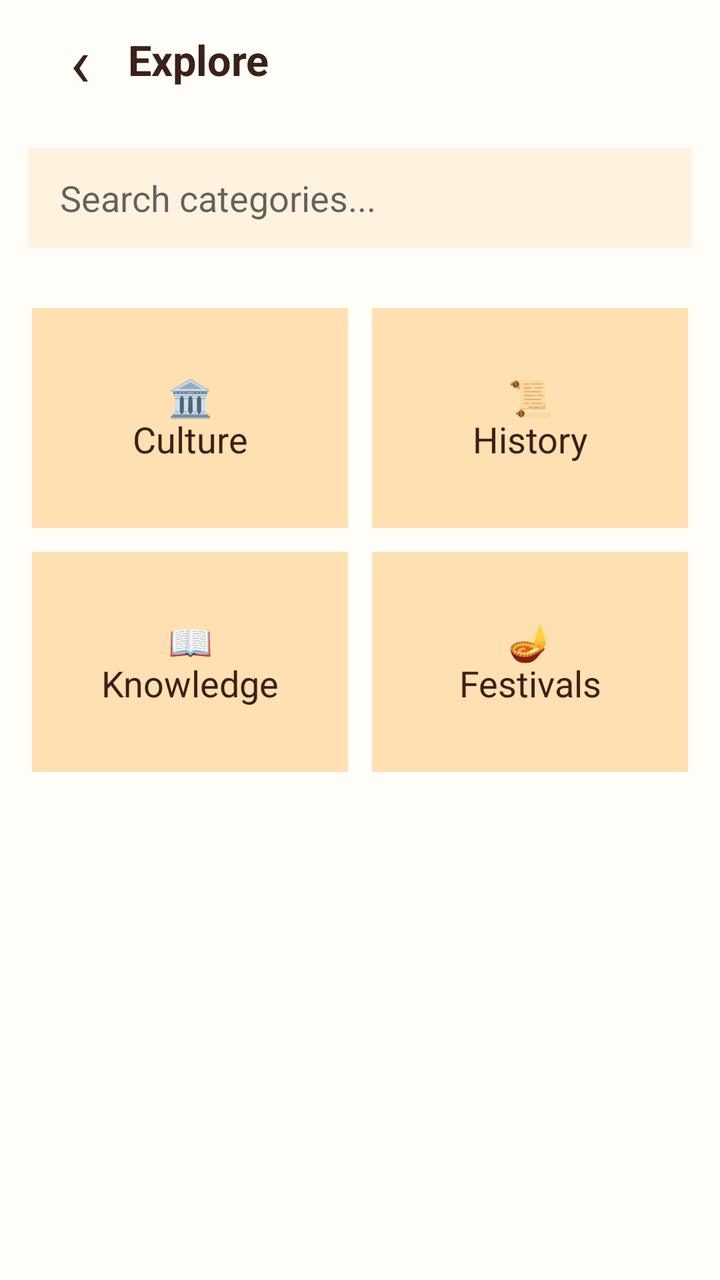
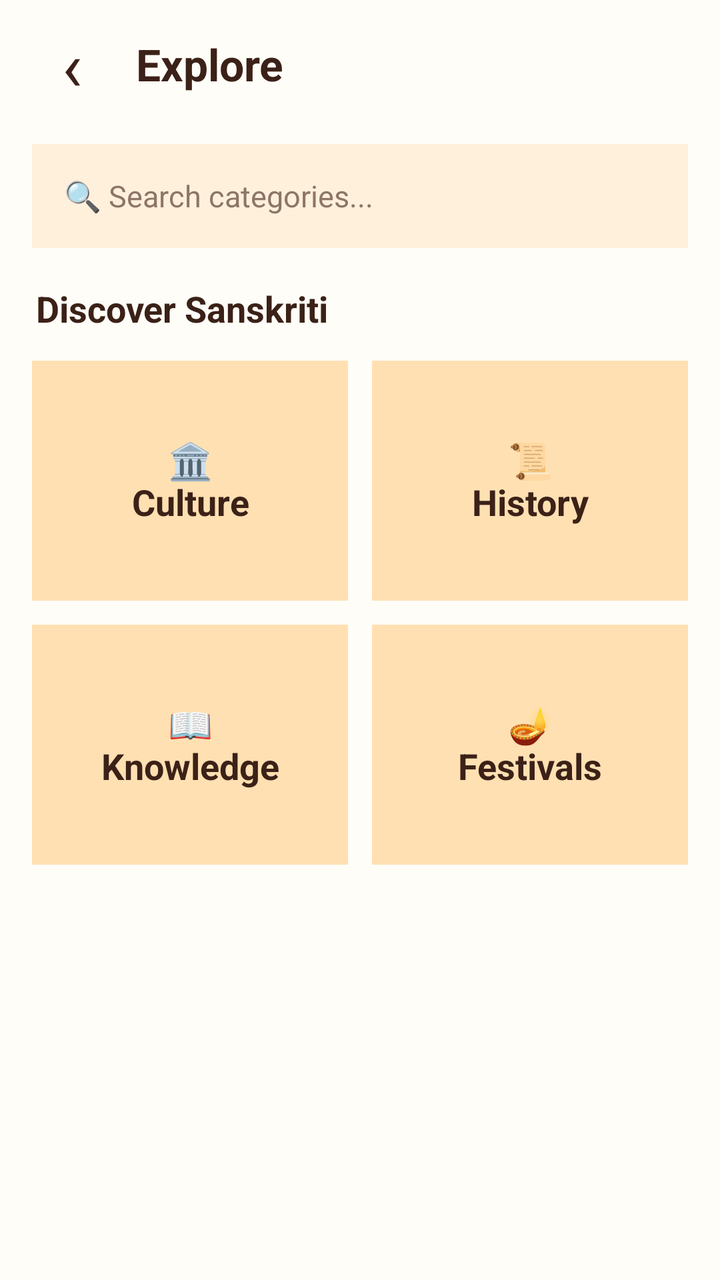

Compare the two renders of this Android layout. The source of the first and the diff that turns it into the second are given below.
<!-- AndroidManifest.xml: application theme Theme.SanskritiSathi -->
<!-- res/layout/activity_explore.xml -->
<?xml version="1.0" encoding="utf-8"?>
<LinearLayout xmlns:android="http://schemas.android.com/apk/res/android" android:layout_width="match_parent" android:layout_height="match_parent" android:orientation="vertical" android:background="#FFFDF7"
    android:clipToPadding="false"
>
 <LinearLayout android:layout_width="match_parent" android:layout_height="60dp" android:gravity="center_vertical" android:paddingHorizontal="16dp">
  <TextView android:id="@+id/backButton" android:layout_width="48dp" android:layout_height="48dp" android:gravity="center" android:text="‹" android:textSize="34sp" android:textColor="#3B2117"/>
  <TextView android:layout_width="0dp" android:layout_height="wrap_content" android:layout_weight="1" android:text="Explore" android:textColor="#3B2117" android:textSize="21sp" android:textStyle="bold"/>
 </LinearLayout>
 <EditText android:layout_width="match_parent" android:layout_height="50dp" android:layout_margin="14dp" android:hint="Search categories..." android:singleLine="true" android:paddingHorizontal="16dp" android:background="#FFF3E0"/>
 <GridLayout android:layout_width="match_parent" android:layout_height="wrap_content" android:columnCount="2" android:padding="10dp">
  <TextView android:id="@+id/categoryCulture" android:layout_width="0dp" android:layout_height="110dp" android:layout_columnWeight="1" android:layout_margin="6dp" android:gravity="center" android:text="🏛️\nCulture" android:textSize="18sp" android:textColor="#3B2117" android:background="#FFE0B2"/>
  <TextView android:id="@+id/categoryHistory" android:layout_width="0dp" android:layout_height="110dp" android:layout_columnWeight="1" android:layout_margin="6dp" android:gravity="center" android:text="📜\nHistory" android:textSize="18sp" android:textColor="#3B2117" android:background="#FFE0B2"/>
  <TextView android:id="@+id/categoryKnowledge" android:layout_width="0dp" android:layout_height="110dp" android:layout_columnWeight="1" android:layout_margin="6dp" android:gravity="center" android:text="📖\nKnowledge" android:textSize="18sp" android:textColor="#3B2117" android:background="#FFE0B2"/>
  <TextView android:id="@+id/categoryFestivals" android:layout_width="0dp" android:layout_height="110dp" android:layout_columnWeight="1" android:layout_margin="6dp" android:gravity="center" android:text="🪔\nFestivals" android:textSize="18sp" android:textColor="#3B2117" android:background="#FFE0B2"/>
 </GridLayout>
</LinearLayout>
<!-- resources referenced by this layout -->
<resources>
  <style name="Theme.SanskritiSathi" parent="Theme.MaterialComponents.DayNight.NoActionBar">
  
          <item name="android:fontFamily">sans-serif</item>
  
          
          <item name="android:statusBarColor">#0F111A</item>
          <item name="android:windowLightStatusBar">false</item>
  
          <item name="android:navigationBarColor">#1A1D2B</item>
          <item name="android:windowLightNavigationBar">false</item>
  
          <item name="android:windowActionModeOverlay">true</item>
          <item name="android:windowNoTitle">true</item>
  
          <item name="android:windowBackground">#0F111A</item>
  
          <item name="android:textColorPrimary">#FFFFFF</item>
          <item name="android:textColorSecondary">#A0A5B5</item>
  
      </style>
</resources>

<!-- the commit's change to res/layout/activity_explore.xml (unified diff, before → after) -->
@@ -1,16 +1,150 @@
 <?xml version="1.0" encoding="utf-8"?>
-<LinearLayout xmlns:android="http://schemas.android.com/apk/res/android" android:layout_width="match_parent" android:layout_height="match_parent" android:orientation="vertical" android:background="#FFFDF7"
-    android:clipToPadding="false"
->
- <LinearLayout android:layout_width="match_parent" android:layout_height="60dp" android:gravity="center_vertical" android:paddingHorizontal="16dp">
-  <TextView android:id="@+id/backButton" android:layout_width="48dp" android:layout_height="48dp" android:gravity="center" android:text="‹" android:textSize="34sp" android:textColor="#3B2117"/>
-  <TextView android:layout_width="0dp" android:layout_height="wrap_content" android:layout_weight="1" android:text="Explore" android:textColor="#3B2117" android:textSize="21sp" android:textStyle="bold"/>
- </LinearLayout>
- <EditText android:layout_width="match_parent" android:layout_height="50dp" android:layout_margin="14dp" android:hint="Search categories..." android:singleLine="true" android:paddingHorizontal="16dp" android:background="#FFF3E0"/>
- <GridLayout android:layout_width="match_parent" android:layout_height="wrap_content" android:columnCount="2" android:padding="10dp">
-  <TextView android:id="@+id/categoryCulture" android:layout_width="0dp" android:layout_height="110dp" android:layout_columnWeight="1" android:layout_margin="6dp" android:gravity="center" android:text="🏛️\nCulture" android:textSize="18sp" android:textColor="#3B2117" android:background="#FFE0B2"/>
-  <TextView android:id="@+id/categoryHistory" android:layout_width="0dp" android:layout_height="110dp" android:layout_columnWeight="1" android:layout_margin="6dp" android:gravity="center" android:text="📜\nHistory" android:textSize="18sp" android:textColor="#3B2117" android:background="#FFE0B2"/>
-  <TextView android:id="@+id/categoryKnowledge" android:layout_width="0dp" android:layout_height="110dp" android:layout_columnWeight="1" android:layout_margin="6dp" android:gravity="center" android:text="📖\nKnowledge" android:textSize="18sp" android:textColor="#3B2117" android:background="#FFE0B2"/>
-  <TextView android:id="@+id/categoryFestivals" android:layout_width="0dp" android:layout_height="110dp" android:layout_columnWeight="1" android:layout_margin="6dp" android:gravity="center" android:text="🪔\nFestivals" android:textSize="18sp" android:textColor="#3B2117" android:background="#FFE0B2"/>
- </GridLayout>
+<LinearLayout
+    xmlns:android="http://schemas.android.com/apk/res/android"
+    android:layout_width="match_parent"
+    android:layout_height="match_parent"
+    android:orientation="vertical"
+    android:background="#FFFDF7"
+    android:clipToPadding="false">
+
+    
+    <LinearLayout
+        android:layout_width="match_parent"
+        android:layout_height="64dp"
+        android:gravity="center_vertical"
+        android:paddingStart="12dp"
+        android:paddingEnd="16dp">
+
+        <TextView
+            android:id="@+id/backButton"
+            android:layout_width="48dp"
+            android:layout_height="48dp"
+            android:gravity="center"
+            android:text="‹"
+            android:textSize="34sp"
+            android:textColor="#3B2117"
+            android:clickable="true"
+            android:focusable="true"
+            android:contentDescription="Back" />
+
+        <TextView
+            android:layout_width="0dp"
+            android:layout_height="wrap_content"
+            android:layout_weight="1"
+            android:text="Explore"
+            android:textColor="#3B2117"
+            android:textSize="22sp"
+            android:textStyle="bold"
+            android:paddingStart="8dp" />
+
+    </LinearLayout>
+
+    
+    <EditText
+        android:id="@+id/searchInput"
+        android:layout_width="match_parent"
+        android:layout_height="52dp"
+        android:layout_marginStart="16dp"
+        android:layout_marginEnd="16dp"
+        android:layout_marginTop="8dp"
+        android:layout_marginBottom="14dp"
+        android:background="#FFF0DC"
+        android:hint="🔍 Search categories..."
+        android:textColor="#3B2117"
+        android:textColorHint="#8D7568"
+        android:textSize="15sp"
+        android:singleLine="true"
+        android:inputType="text"
+        android:imeOptions="actionSearch"
+        android:paddingStart="16dp"
+        android:paddingEnd="16dp" />
+
+    
+    <TextView
+        android:layout_width="match_parent"
+        android:layout_height="wrap_content"
+        android:paddingStart="18dp"
+        android:paddingEnd="18dp"
+        android:paddingTop="4dp"
+        android:paddingBottom="8dp"
+        android:text="Discover Sanskriti"
+        android:textColor="#3B2117"
+        android:textSize="18sp"
+        android:textStyle="bold" />
+
+    
+    <GridLayout
+        android:layout_width="match_parent"
+        android:layout_height="wrap_content"
+        android:columnCount="2"
+        android:paddingStart="10dp"
+        android:paddingEnd="10dp"
+        android:paddingBottom="10dp">
+
+        
+        <TextView
+            android:id="@+id/categoryCulture"
+            android:layout_width="0dp"
+            android:layout_height="120dp"
+            android:layout_columnWeight="1"
+            android:layout_margin="6dp"
+            android:gravity="center"
+            android:text="🏛️&#10;Culture"
+            android:textColor="#3B2117"
+            android:textSize="18sp"
+            android:textStyle="bold"
+            android:background="#FFE0B2"
+            android:clickable="true"
+            android:focusable="true" />
+
+        
+        <TextView
+            android:id="@+id/categoryHistory"
+            android:layout_width="0dp"
+            android:layout_height="120dp"
+            android:layout_columnWeight="1"
+            android:layout_margin="6dp"
+            android:gravity="center"
+            android:text="📜&#10;History"
+            android:textColor="#3B2117"
+            android:textSize="18sp"
+            android:textStyle="bold"
+            android:background="#FFE0B2"
+            android:clickable="true"
+            android:focusable="true" />
+
+        
+        <TextView
+            android:id="@+id/categoryKnowledge"
+            android:layout_width="0dp"
+            android:layout_height="120dp"
+            android:layout_columnWeight="1"
+            android:layout_margin="6dp"
+            android:gravity="center"
+            android:text="📖&#10;Knowledge"
+            android:textColor="#3B2117"
+            android:textSize="18sp"
+            android:textStyle="bold"
+            android:background="#FFE0B2"
+            android:clickable="true"
+            android:focusable="true" />
+
+        
+        <TextView
+            android:id="@+id/categoryFestivals"
+            android:layout_width="0dp"
+            android:layout_height="120dp"
+            android:layout_columnWeight="1"
+            android:layout_margin="6dp"
+            android:gravity="center"
+            android:text="🪔&#10;Festivals"
+            android:textColor="#3B2117"
+            android:textSize="18sp"
+            android:textStyle="bold"
+            android:background="#FFE0B2"
+            android:clickable="true"
+            android:focusable="true" />
+
+    </GridLayout>
+
 </LinearLayout>
